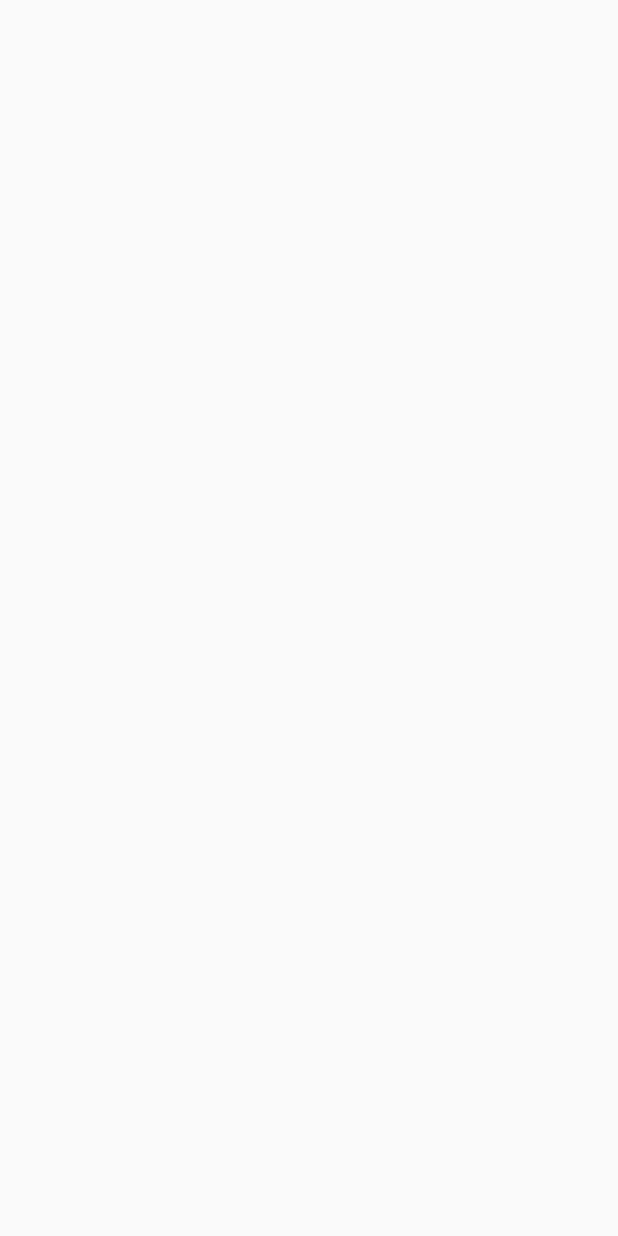
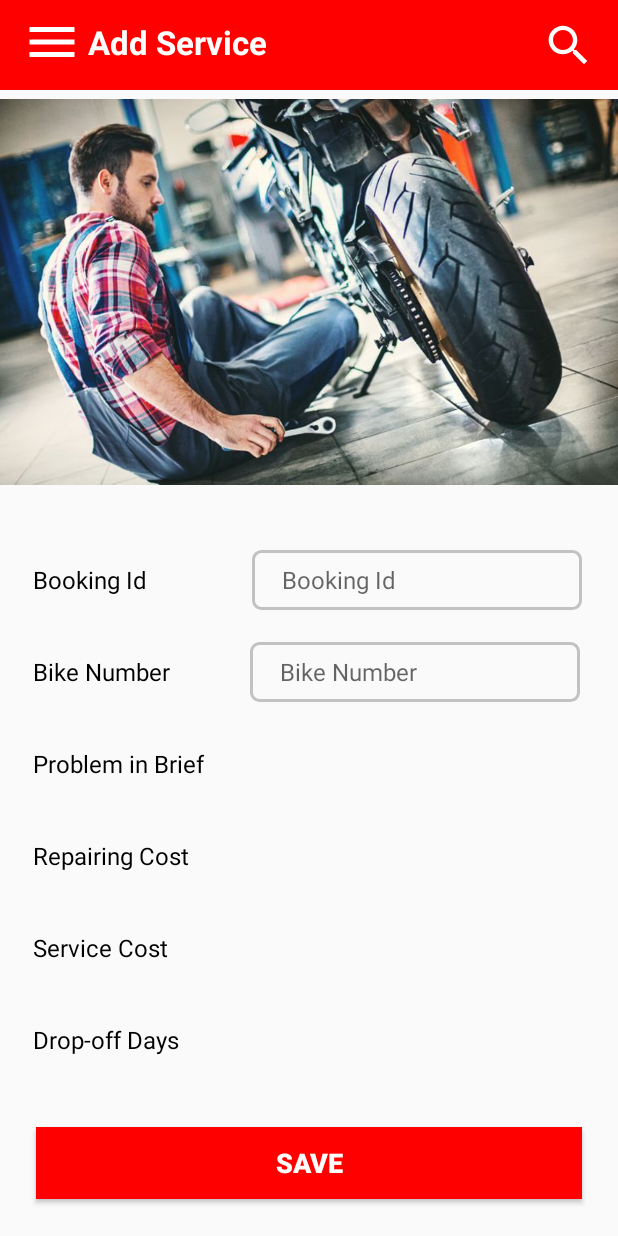
Before and after one commit to IshanNadeera/Moto_Service_App, an Android app: the screen it shows after launch (MainActivity before the commit, add_Services after it), on a phone screen of 412 x 824 dp. Before the commit the screen is empty. Run offline under Robolectric (Android 15) with nearby library versions, the phone set to English and light mode, and no system bars.

```diff
--- a/app/build.gradle
+++ b/app/build.gradle
@@ -1,5 +1,6 @@
 plugins {
     id 'com.android.application'
+    id 'com.google.gms.google-services'
 }
 
 android {
@@ -36,4 +37,6 @@ dependencies {
     testImplementation 'junit:junit:4.+'
     androidTestImplementation 'androidx.test.ext:junit:1.1.3'
     androidTestImplementation 'androidx.test.espresso:espresso-core:3.4.0'
+    implementation platform('com.google.firebase:firebase-bom:28.4.1')
+    implementation 'com.google.firebase:firebase-database'
 }
--- a/app/src/main/AndroidManifest.xml
+++ b/app/src/main/AndroidManifest.xml
@@ -1,6 +1,8 @@
 <?xml version="1.0" encoding="utf-8"?>
 <manifest xmlns:android="http://schemas.android.com/apk/res/android"
     package="com.example.motoserviceapp">
+
+    <uses-permission android:name="android.permission.INTERNET" />
 
     <application
         android:allowBackup="true"
@@ -9,13 +11,14 @@
         android:roundIcon="@mipmap/ic_launcher_round"
         android:supportsRtl="true"
         android:theme="@style/Theme.MotoServiceAPP">
-        <activity android:name=".MainActivity">
+        <activity android:name=".add_Services">
             <intent-filter>
                 <action android:name="android.intent.action.MAIN" />
 
                 <category android:name="android.intent.category.LAUNCHER" />
             </intent-filter>
         </activity>
+
     </application>
 
 </manifest>
--- a/app/src/main/java/com/example/motoserviceapp/MainActivity.java
+++ b/app/src/main/java/com/example/motoserviceapp/add_Services.java
@@ -4,11 +4,11 @@ import androidx.appcompat.app.AppCompatActivity;
 
 import android.os.Bundle;
 
-public class MainActivity extends AppCompatActivity {
+public class add_Services extends AppCompatActivity {
 
     @Override
     protected void onCreate(Bundle savedInstanceState) {
         super.onCreate(savedInstanceState);
-        setContentView(R.layout.activity_main);
+        setContentView(R.layout.activity_add_services);
     }
 }
--- /dev/null
+++ b/app/src/main/res/drawable/ic_menu.xml
@@ -0,0 +1,5 @@
+<vector android:height="30dp" android:tint="#FFFFFF"
+    android:viewportHeight="24" android:viewportWidth="24"
+    android:width="30dp" xmlns:android="http://schemas.android.com/apk/res/android">
+    <path android:fillColor="@android:color/white" android:pathData="M3,18h18v-2L3,16v2zM3,13h18v-2L3,11v2zM3,6v2h18L21,6L3,6z"/>
+</vector>
--- /dev/null
+++ b/app/src/main/res/drawable/ic_search.xml
@@ -0,0 +1,5 @@
+<vector android:height="24dp" android:tint="#FFFFFF"
+    android:viewportHeight="24" android:viewportWidth="24"
+    android:width="24dp" xmlns:android="http://schemas.android.com/apk/res/android">
+    <path android:fillColor="@android:color/white" android:pathData="M15.5,14h-0.79l-0.28,-0.27C15.41,12.59 16,11.11 16,9.5 16,5.91 13.09,3 9.5,3S3,5.91 3,9.5 5.91,16 9.5,16c1.61,0 3.09,-0.59 4.23,-1.57l0.27,0.28v0.79l5,4.99L20.49,19l-4.99,-5zM9.5,14C7.01,14 5,11.99 5,9.5S7.01,5 9.5,5 14,7.01 14,9.5 11.99,14 9.5,14z"/>
+</vector>
--- /dev/null
+++ b/app/src/main/res/drawable/text_box.xml
@@ -0,0 +1,14 @@
+<?xml version="1.0" encoding="utf-8"?>
+<shape xmlns:android="http://schemas.android.com/apk/res/android"
+    android:shape="rectangle">
+
+    <stroke android:color="@color/light_grey"
+        android:width="2dp">
+
+    </stroke>
+
+    <corners android:radius="5dp">
+
+    </corners>
+
+</shape>
--- /dev/null
+++ b/app/src/main/res/layout/activity_add_services.xml
@@ -0,0 +1,226 @@
+<?xml version="1.0" encoding="utf-8"?>
+<androidx.constraintlayout.widget.ConstraintLayout xmlns:android="http://schemas.android.com/apk/res/android"
+    xmlns:app="http://schemas.android.com/apk/res-auto"
+    xmlns:tools="http://schemas.android.com/tools"
+    android:layout_width="match_parent"
+    android:layout_height="match_parent"
+    tools:context=".add_Services">
+
+    <TextView
+        android:id="@+id/topHeaderBox"
+        android:layout_width="match_parent"
+        android:layout_height="60dp"
+        android:background="@color/red"
+        app:layout_constraintBottom_toBottomOf="parent"
+        app:layout_constraintEnd_toEndOf="parent"
+        app:layout_constraintHorizontal_bias="1.0"
+        app:layout_constraintStart_toStartOf="parent"
+        app:layout_constraintTop_toTopOf="parent"
+        app:layout_constraintVertical_bias="0.0" />
+
+    <TextView
+        android:id="@+id/menuIcon"
+        android:layout_width="40dp"
+        android:layout_height="40dp"
+        android:layout_marginTop="2dp"
+        android:background="@drawable/ic_menu"
+        app:layout_constraintBottom_toBottomOf="@+id/topHeaderBox"
+        app:layout_constraintEnd_toEndOf="parent"
+        app:layout_constraintHorizontal_bias="0.04"
+        app:layout_constraintStart_toStartOf="@+id/topHeaderBox"
+        app:layout_constraintTop_toTopOf="@+id/topHeaderBox"
+        app:layout_constraintVertical_bias="0.35" />
+
+    <TextView
+        android:id="@+id/searchIcon"
+        android:layout_width="35dp"
+        android:layout_height="35dp"
+        android:layout_marginTop="6dp"
+        android:background="@drawable/ic_search"
+        app:layout_constraintBottom_toBottomOf="@+id/topHeaderBox"
+        app:layout_constraintEnd_toEndOf="parent"
+        app:layout_constraintHorizontal_bias="0.959"
+        app:layout_constraintStart_toStartOf="@+id/topHeaderBox"
+        app:layout_constraintTop_toTopOf="@+id/topHeaderBox"
+        app:layout_constraintVertical_bias="0.368" />
+
+    <TextView
+        android:id="@+id/addServiceTextView"
+        android:layout_width="wrap_content"
+        android:layout_height="wrap_content"
+        android:layout_marginTop="8dp"
+        android:text="@string/addServiceTextView"
+        android:textColor="@color/white"
+        android:textSize="22sp"
+        android:textStyle="bold"
+        app:layout_constraintBottom_toBottomOf="@+id/topHeaderBox"
+        app:layout_constraintEnd_toEndOf="@+id/topHeaderBox"
+        app:layout_constraintHorizontal_bias="0.201"
+        app:layout_constraintStart_toStartOf="@+id/topHeaderBox"
+        app:layout_constraintTop_toTopOf="@+id/topHeaderBox"
+        app:layout_constraintVertical_bias="0.233" />
+
+    <ImageView
+        android:id="@+id/imageView"
+        android:layout_width="match_parent"
+        android:layout_height="269.5dp"
+        app:layout_constraintEnd_toEndOf="parent"
+        app:layout_constraintHorizontal_bias="0.0"
+        app:layout_constraintStart_toStartOf="parent"
+        app:layout_constraintTop_toBottomOf="@+id/topHeaderBox"
+        app:srcCompat="@drawable/add_service_img" />
+
+    <TextView
+        android:id="@+id/addServiceBookingId"
+        android:layout_width="wrap_content"
+        android:layout_height="wrap_content"
+        android:layout_marginStart="8dp"
+        android:layout_marginLeft="8dp"
+        android:layout_marginTop="46dp"
+        android:layout_marginEnd="8dp"
+        android:layout_marginRight="8dp"
+        android:text="@string/addServiceBookingId"
+        android:textColor="@color/black"
+        android:textSize="16sp"
+        app:layout_constraintEnd_toEndOf="parent"
+        app:layout_constraintHorizontal_bias="0.044"
+        app:layout_constraintStart_toStartOf="parent"
+        app:layout_constraintTop_toBottomOf="@+id/imageView" />
+
+    <TextView
+        android:id="@+id/addServiceDate"
+        android:layout_width="wrap_content"
+        android:layout_height="wrap_content"
+        android:layout_marginStart="8dp"
+        android:layout_marginLeft="8dp"
+        android:layout_marginEnd="8dp"
+        android:layout_marginRight="8dp"
+        android:layout_marginBottom="8dp"
+        android:text="@string/addServiceDate"
+        android:textColor="@color/black"
+        android:textSize="16sp"
+        app:layout_constraintBottom_toTopOf="@+id/addServiceSaveBtn"
+        app:layout_constraintEnd_toEndOf="parent"
+        app:layout_constraintHorizontal_bias="0.047"
+        app:layout_constraintStart_toStartOf="parent"
+        app:layout_constraintTop_toBottomOf="@+id/addServiceServiceCost" />
+
+    <TextView
+        android:id="@+id/addServiceProblem"
+        android:layout_width="wrap_content"
+        android:layout_height="wrap_content"
+        android:layout_marginStart="8dp"
+        android:layout_marginLeft="8dp"
+        android:layout_marginEnd="8dp"
+        android:layout_marginRight="8dp"
+        android:text="@string/addServiceProblem"
+        android:textColor="@color/black"
+        android:textSize="16sp"
+        app:layout_constraintBottom_toTopOf="@+id/addServiceRepairCost"
+        app:layout_constraintEnd_toEndOf="parent"
+        app:layout_constraintHorizontal_bias="0.05"
+        app:layout_constraintStart_toStartOf="parent"
+        app:layout_constraintTop_toBottomOf="@+id/addServiceBikeNumber" />
+
+    <TextView
+        android:id="@+id/addServiceRepairCost"
+        android:layout_width="wrap_content"
+        android:layout_height="wrap_content"
+        android:layout_marginStart="8dp"
+        android:layout_marginLeft="8dp"
+        android:layout_marginEnd="8dp"
+        android:layout_marginRight="8dp"
+        android:text="@string/addServiceRepairCost"
+        android:textColor="@color/black"
+        android:textSize="16sp"
+        app:layout_constraintBottom_toTopOf="@+id/addServiceServiceCost"
+        app:layout_constraintEnd_toEndOf="parent"
+        app:layout_constraintHorizontal_bias="0.048"
+        app:layout_constraintStart_toStartOf="parent"
+        app:layout_constraintTop_toBottomOf="@+id/addServiceProblem" />
+
+    <TextView
+        android:id="@+id/addServiceBikeNumber"
+        android:layout_width="wrap_content"
+        android:layout_height="wrap_content"
+        android:layout_marginStart="8dp"
+        android:layout_marginLeft="8dp"
+        android:layout_marginEnd="8dp"
+        android:layout_marginRight="8dp"
+        android:text="@string/addServiceBikeNumber"
+        android:textColor="@color/black"
+        android:textSize="16sp"
+        app:layout_constraintBottom_toTopOf="@+id/addServiceProblem"
+        app:layout_constraintEnd_toEndOf="parent"
+        app:layout_constraintHorizontal_bias="0.047"
+        app:layout_constraintStart_toStartOf="parent"
+        app:layout_constraintTop_toBottomOf="@+id/addServiceBookingId" />
+
+    <TextView
+        android:id="@+id/addServiceServiceCost"
+        android:layout_width="wrap_content"
+        android:layout_height="wrap_content"
+        android:layout_marginStart="8dp"
+        android:layout_marginLeft="8dp"
+        android:layout_marginEnd="8dp"
+        android:layout_marginRight="8dp"
+        android:text="@string/addServiceServiceCost"
+        android:textColor="@color/black"
+        android:textSize="16sp"
+        app:layout_constraintBottom_toTopOf="@+id/addServiceDate"
+        app:layout_constraintEnd_toEndOf="parent"
+        app:layout_constraintHorizontal_bias="0.046"
+        app:layout_constraintStart_toStartOf="parent"
+        app:layout_constraintTop_toBottomOf="@+id/addServiceRepairCost" />
+
+    <Button
+        android:id="@+id/addServiceSaveBtn"
+        android:layout_width="match_parent"
+        android:layout_height="wrap_content"
+        android:layout_marginStart="24dp"
+        android:layout_marginLeft="24dp"
+        android:layout_marginEnd="24dp"
+        android:layout_marginRight="24dp"
+        android:background="@color/red"
+        android:text="@string/addServiceSaveBtn"
+        android:textColor="@color/white"
+        android:textSize="18sp"
+        android:textStyle="bold"
+        app:layout_constraintBottom_toBottomOf="parent"
+        app:layout_constraintEnd_toEndOf="parent"
+        app:layout_constraintStart_toStartOf="parent"
+        app:layout_constraintTop_toTopOf="parent"
+        app:layout_constraintVertical_bias="0.968" />
+
+    <EditText
+        android:id="@+id/editTextBookingId"
+        android:layout_width="220dp"
+        android:layout_height="40dp"
+        android:layout_marginStart="70dp"
+        android:layout_marginLeft="70dp"
+        android:layout_marginTop="37dp"
+        android:background="@drawable/text_box"
+        android:ems="10"
+        android:hint="Booking Id"
+        android:inputType="textPersonName"
+        android:paddingLeft="20dp"
+        android:textSize="16sp"
+        app:layout_constraintStart_toEndOf="@+id/addServiceBookingId"
+        app:layout_constraintTop_toBottomOf="@+id/imageView" />
+
+    <EditText
+        android:id="@+id/editTextBikeNumber"
+        android:layout_width="220dp"
+        android:layout_height="40dp"
+        android:layout_marginStart="53dp"
+        android:layout_marginLeft="53dp"
+        android:background="@drawable/text_box"
+        android:ems="10"
+        android:hint="Bike Number"
+        android:inputType="textPersonName"
+        android:paddingLeft="20dp"
+        android:textSize="16sp"
+        app:layout_constraintBaseline_toBaselineOf="@+id/addServiceBikeNumber"
+        app:layout_constraintStart_toEndOf="@+id/addServiceBikeNumber" />
+
+</androidx.constraintlayout.widget.ConstraintLayout>
--- a/app/src/main/res/layout/activity_main.xml
+++ /dev/null
@@ -1,7 +0,0 @@
-<?xml version="1.0" encoding="utf-8"?>
-<androidx.constraintlayout.widget.ConstraintLayout xmlns:android="http://schemas.android.com/apk/res/android"
-    xmlns:app="http://schemas.android.com/apk/res-auto"
-    xmlns:tools="http://schemas.android.com/tools"
-    android:layout_width="match_parent"
-    android:layout_height="match_parent"
-    tools:context=".MainActivity"/>
--- a/app/src/main/res/values/strings.xml
+++ b/app/src/main/res/values/strings.xml
@@ -1,3 +1,12 @@
 <resources>
     <string name="app_name">Moto Service</string>
+
+    <string name="addServiceTextView">Add Service</string>
+    <string name="addServiceBookingId">Booking Id</string>
+    <string name="addServiceBikeNumber">Bike Number</string>
+    <string name="addServiceProblem">Problem in Brief</string>
+    <string name="addServiceRepairCost">Repairing Cost</string>
+    <string name="addServiceServiceCost">Service Cost</string>
+    <string name="addServiceDate">Drop-off Days</string>
+    <string name="addServiceSaveBtn">Save</string>
 </resources>
--- a/build.gradle
+++ b/build.gradle
@@ -6,6 +6,7 @@ buildscript {
     }
     dependencies {
         classpath "com.android.tools.build:gradle:4.2.2"
+        classpath 'com.google.gms:google-services:4.3.10'
 
         // NOTE: Do not place your application dependencies here; they belong
         // in the individual module build.gradle files
```
Also changed, not shown: app/src/main/res/drawable/add_service_img.jpg (added), 1 other file.
